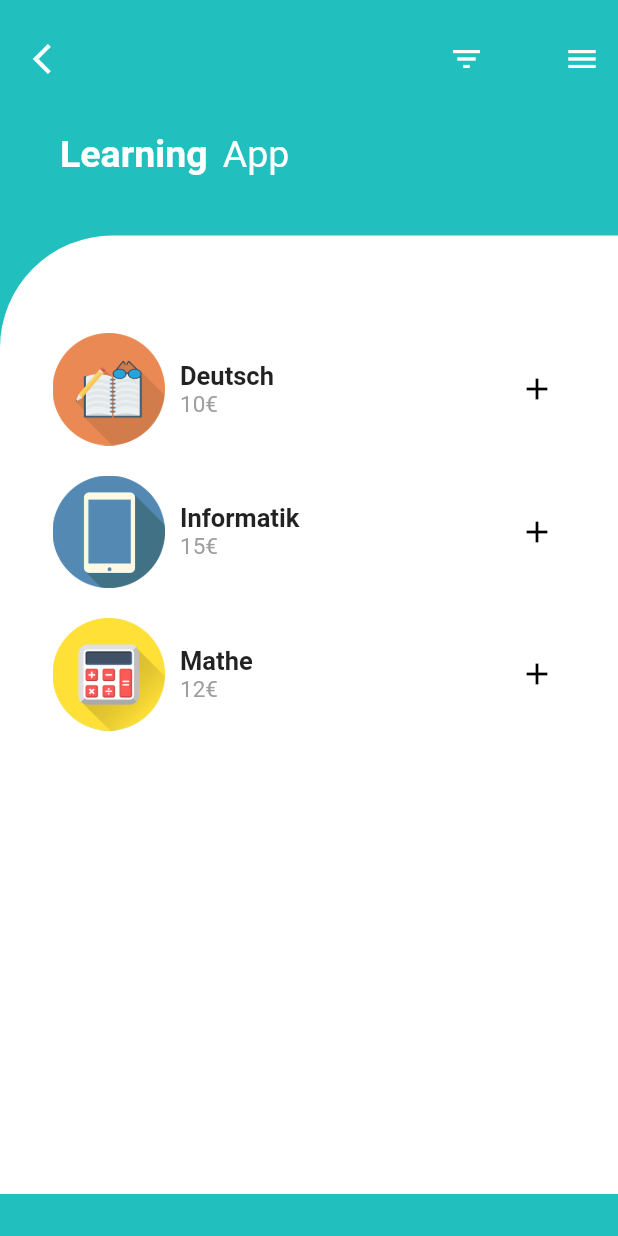
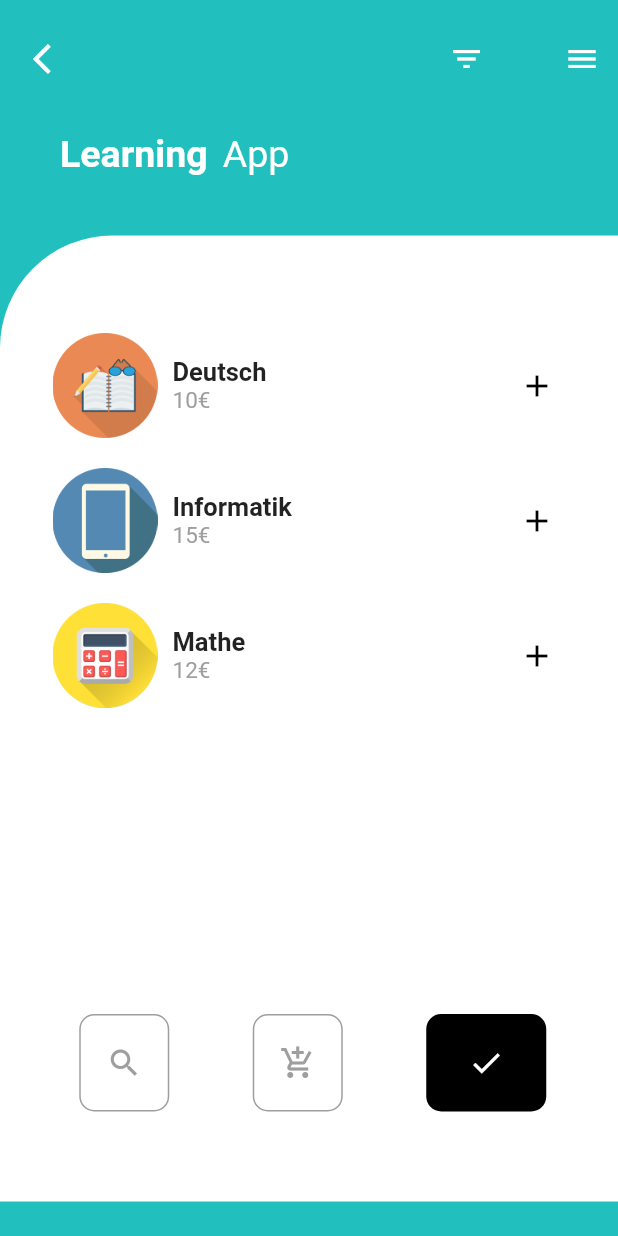
Before and after one commit to Vici912/fachbereichs_app, a Flutter app: the StartScreen screen opened directly, on a phone screen of 412 x 824 dp. Run offline on Flutter 3.47's test engine with Material 2 defaults, Android fonts, the phone set to English and light mode, and no system bars; Roboto replaces fonts that are missing (Montserrat).

Commit message:
neue Änderungen

```diff
--- a/lib/main.dart
+++ b/lib/main.dart
@@ -25,7 +25,7 @@ class MyApp extends StatelessWidget {
         // is not restarted.
         primarySwatch: Colors.lightGreen,
       ),
-      home: StartScreen(),
+      home: HomeScreen(),
     );
   }
 }
--- a/lib/screens/startScreen.dart
+++ b/lib/screens/startScreen.dart
@@ -1,5 +1,4 @@
 
-import 'package:fachbereichs_app/screens/laborScreen.dart';
 import 'package:flutter/material.dart';
 
 class StartScreen extends StatefulWidget {
@@ -76,7 +75,7 @@ class _StartScreenState extends State<StartScreen> {
             ),
             SizedBox(height: 40.0),
             Container(
-              height: MediaQuery.of(context).size.height - 185.0,
+              height: MediaQuery.of(context).size.height - 180.0,
               decoration: BoxDecoration(
                 color: Colors.white,
                 borderRadius: BorderRadius.only(topLeft: Radius.circular(75.0)),
@@ -88,7 +87,7 @@ class _StartScreenState extends State<StartScreen> {
                   Padding(
                     padding: EdgeInsets.only(top: 45.0),
                     child: Container(
-                      height: MediaQuery.of(context).size.height - 300.0,
+                      height: MediaQuery.of(context).size.height - 350.0,
                       child: ListView(
                         children: [
                           _buildFoodItem('assets/deutsch.png', 'Deutsch', '10€'),
@@ -98,9 +97,59 @@ class _StartScreenState extends State<StartScreen> {
                       ),
                     ),
                   ),
+
+                  Row(
+                    mainAxisAlignment: MainAxisAlignment.spaceAround,
+                    children: <Widget>[
+                      Container(
+                        height: 65.0,
+                        width: 60.0,
+                        decoration: BoxDecoration(
+                          border: Border.all(
+                            color: Colors.grey,
+                            style: BorderStyle.solid,
+                            width: 1.0),
+                          borderRadius: BorderRadius.circular(10.0),
+                        ),
+                        child: Center(
+                          child: Icon(Icons.search, color: Colors.grey),
+                        ),
+                      ),
+
+                      Container(
+                        height: 65.0,
+                        width: 60.0,
+                        decoration: BoxDecoration(
+                          border: Border.all(
+                              color: Colors.grey,
+                              style: BorderStyle.solid,
+                              width: 1.0),
+                          borderRadius: BorderRadius.circular(10.0),
+                        ),
+                        child: Center(
+                          child: Icon(Icons.add_shopping_cart, color: Colors.grey),
+                        ),
+                      ),
+
+                      Container(
+                        height: 65.0,
+                        width: 80.0,
+                        decoration: BoxDecoration(
+                          color: Colors.black,
+                          borderRadius: BorderRadius.circular(10.0),
+                        ),
+                        child: Center(
+                          child: Icon(Icons.check, color: Colors.white),
+                        ),
+                      ),
+                    ],
+                  ),
+
                 ],
               ),
             ),
+
+
           ],
         )
 
@@ -125,8 +174,8 @@ class _StartScreenState extends State<StartScreen> {
                     child: Image(
                       image: AssetImage(imgPath),
                       fit: BoxFit.cover,
-                      height: 75.0,
-                      width: 75.0,
+                      height: 70.0,
+                      width: 70.0,
                     ),
                   ),
 
@@ -160,6 +209,7 @@ class _StartScreenState extends State<StartScreen> {
               icon: Icon(Icons.add),
               color: Colors.black,
               onPressed: () {},
+
             )
           ],
         ),
```
